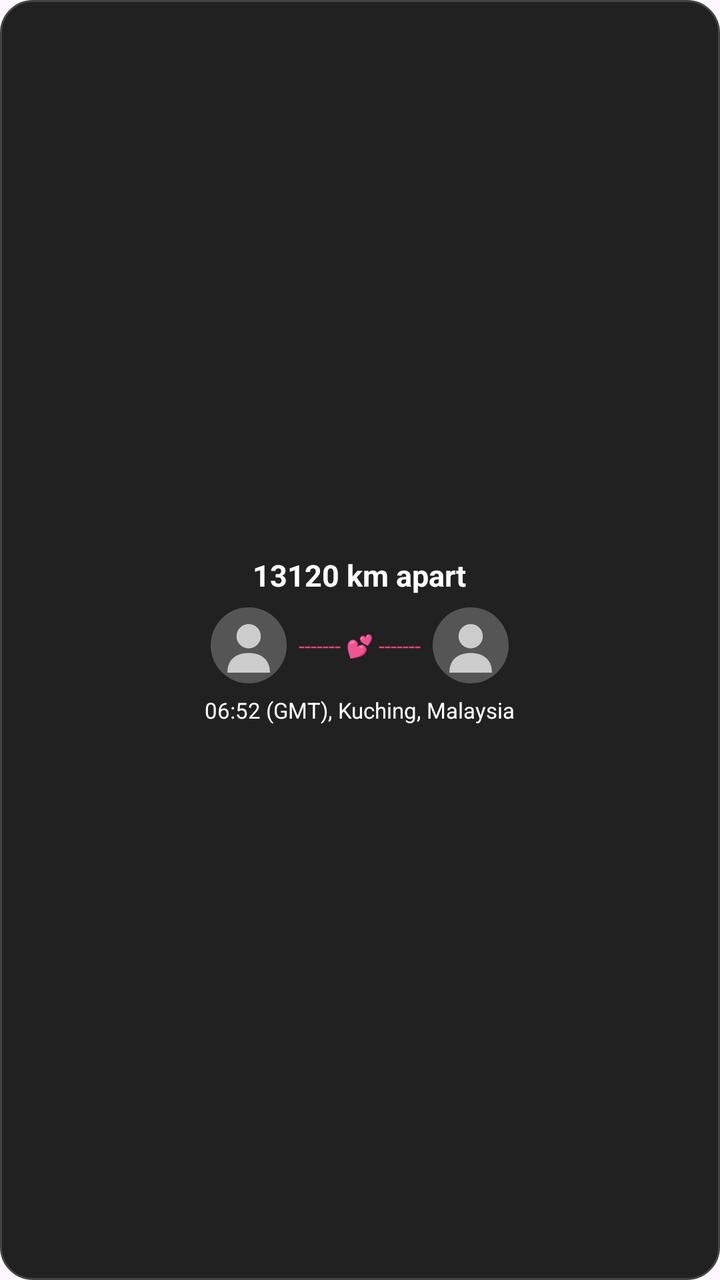
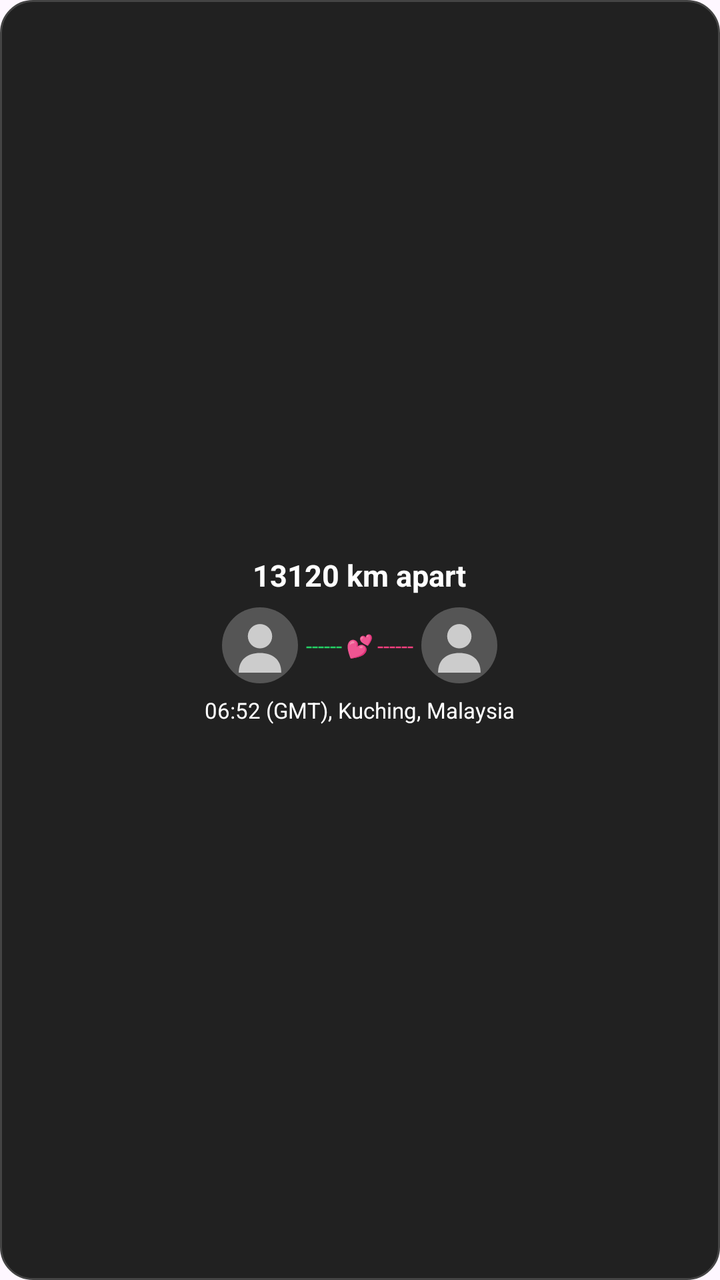

Two renders of the same Android screen: before a commit and after it. Below are the layout's source before the change and the commit's diff.
<!-- AndroidManifest.xml: application theme Theme.ProjectCecily -->
<!-- res/layout/widget_ldr_status.xml -->
<?xml version="1.0" encoding="utf-8"?>
<LinearLayout xmlns:android="http://schemas.android.com/apk/res/android"
    android:id="@+id/widget_ldr_root"
    android:layout_width="match_parent"
    android:layout_height="match_parent"
    android:background="@drawable/widget_background"
    android:gravity="center"
    android:orientation="vertical"
    android:padding="12dp">

    
    <TextView
        android:id="@+id/tvWidgetTopLine"
        android:layout_width="wrap_content"
        android:layout_height="wrap_content"
        android:gravity="center"
        android:text="13120 km apart"
        android:textColor="#FFFFFF"
        android:textSize="15sp"
        android:textStyle="bold" />

    
    <LinearLayout
        android:layout_width="wrap_content"
        android:layout_height="wrap_content"
        android:layout_marginTop="6dp"
        android:layout_marginBottom="6dp"
        android:gravity="center"
        android:orientation="horizontal">

        <ImageView
            android:id="@+id/ivWidgetMyAvatar"
            android:layout_width="38dp"
            android:layout_height="38dp"
            android:contentDescription="My Avatar"
            android:scaleType="centerCrop"
            android:src="@drawable/ic_blank_user" />

        <TextView
            android:id="@+id/tvWidgetDottedLine"
            android:layout_width="wrap_content"
            android:layout_height="wrap_content"
            android:layout_marginStart="6dp"
            android:layout_marginEnd="6dp"
            android:text="------- 💕 -------"
            android:textColor="#FF4081"
            android:textSize="11sp" />

        <ImageView
            android:id="@+id/ivWidgetPartnerAvatar"
            android:layout_width="38dp"
            android:layout_height="38dp"
            android:contentDescription="Partner Avatar"
            android:scaleType="centerCrop"
            android:src="@drawable/ic_blank_user" />

    </LinearLayout>

    
    <TextView
        android:id="@+id/tvWidgetBottomLine"
        android:layout_width="wrap_content"
        android:layout_height="wrap_content"
        android:gravity="center"
        android:text="06:52 (GMT), Kuching, Malaysia"
        android:textColor="#FFFFFF"
        android:textSize="11sp" />

</LinearLayout>
<!-- resources referenced by this layout -->
<resources>
  <!-- drawable ic_blank_user (drawable) -->
  <?xml version="1.0" encoding="utf-8"?>
  <vector xmlns:android="http://schemas.android.com/apk/res/android"
      android:width="120dp"
      android:height="120dp"
      android:viewportWidth="100"
      android:viewportHeight="100">
      
      <path
          android:fillColor="#555555"
          android:pathData="M0,50 A50,50 0 1,0 100,50 A50,50 0 1,0 0,50 Z" />
      
      <path
          android:fillColor="#CCCCCC"
          android:pathData="M50,22 A16,16 0 1,0 50,54 A16,16 0 1,0 50,22 Z" />
      
      <path
          android:fillColor="#CCCCCC"
          android:pathData="M22,86 C22,68 34,60 50,60 C66,60 78,68 78,86 Z" />
  </vector>
  <!-- drawable widget_background (drawable) -->
  <?xml version="1.0" encoding="utf-8"?>
  <shape xmlns:android="http://schemas.android.com/apk/res/android">
      <solid android:color="#212121" />
      <corners android:radius="16dp" />
      <stroke android:width="1dp" android:color="#444444" />
  </shape>
  <style name="Theme.ProjectCecily" parent="Base.Theme.ProjectCecily" />
  <style name="Base.Theme.ProjectCecily" parent="Theme.Material3.DayNight.NoActionBar">
          
          <item name="colorPrimary">@color/nav_selected</item>
          <item name="windowActionBar">false</item>
          <item name="windowNoTitle">true</item>
  
          
          <item name="colorOnSecondaryContainer">@color/nav_selected</item>
      </style>
  <color name="nav_selected">#007AFF</color>
</resources>

<!-- the commit's change to res/layout/widget_ldr_status.xml (unified diff, before → after) -->
@@ -37,12 +37,30 @@
             android:src="@drawable/ic_blank_user" />
 
         <TextView
-            android:id="@+id/tvWidgetDottedLine"
+            android:id="@+id/tvLeftDottedLine"
             android:layout_width="wrap_content"
             android:layout_height="wrap_content"
-            android:layout_marginStart="6dp"
-            android:layout_marginEnd="6dp"
-            android:text="------- 💕 -------"
+            android:layout_marginStart="4dp"
+            android:text="------"
+            android:textColor="#25D366"
+            android:textSize="11sp" />
+
+        <TextView
+            android:id="@+id/tvCenterHearts"
+            android:layout_width="wrap_content"
+            android:layout_height="wrap_content"
+            android:layout_marginStart="2dp"
+            android:layout_marginEnd="2dp"
+            android:text="💕"
+            android:textColor="#FF4081"
+            android:textSize="11sp" />
+
+        <TextView
+            android:id="@+id/tvRightDottedLine"
+            android:layout_width="wrap_content"
+            android:layout_height="wrap_content"
+            android:layout_marginEnd="4dp"
+            android:text="------"
             android:textColor="#FF4081"
             android:textSize="11sp" />
 
